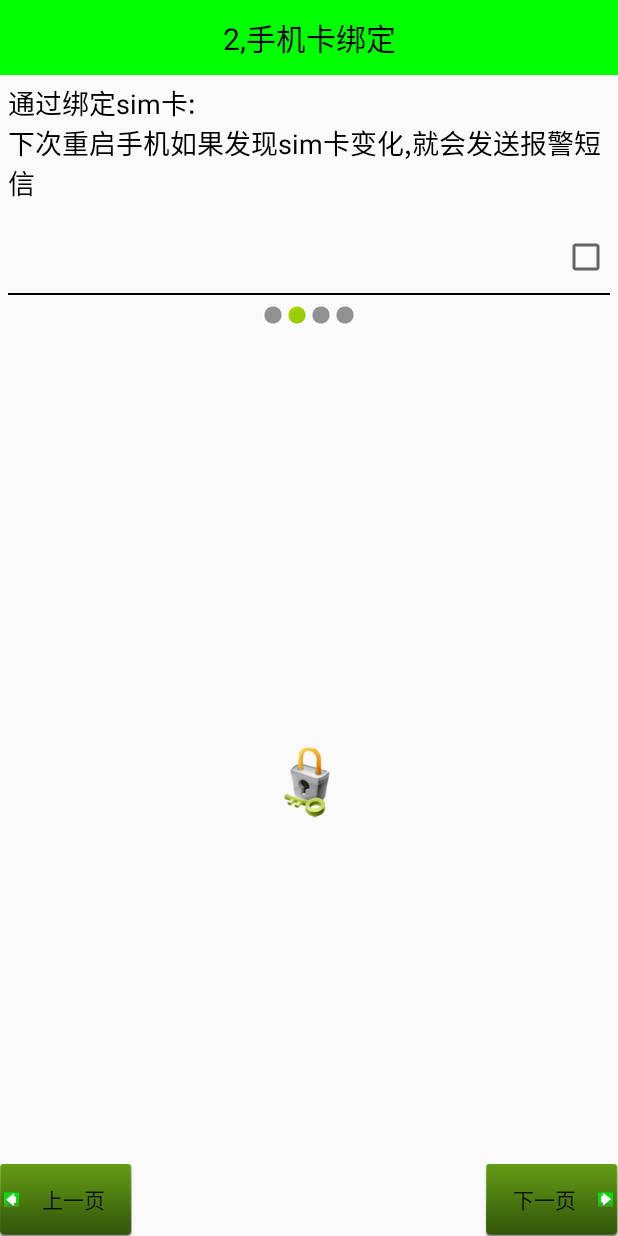
After one commit to skriklgb/MobileSafe, an Android app: the layout activity_setup2.xml on its own in the app's theme, with its tools: preview values and no code run, on a phone screen of 412 x 824 dp. The commit adds this screen. Run offline under Robolectric (Android 15) with nearby library versions, the phone set to English and light mode, and no system bars.

Commit message:
3-9,导航界面2 模块：手机防盗模块 目的：完成导航界面2的布局

```diff
--- a/app/src/main/AndroidManifest.xml
+++ b/app/src/main/AndroidManifest.xml
@@ -22,12 +22,12 @@
         </activity>
         <activity android:name=".activity.SettingActivity">
         </activity>
-        <activity android:name=".activity.TestActivity">
-        </activity>
         <activity android:name=".activity.SetupOverActivity">
         </activity>
         <activity android:name=".activity.Setup1Activity">
         </activity>
+        <activity android:name=".activity.Setup2Activity">
+        </activity>
     </application>
 
 </manifest>
--- a/app/src/main/java/skrik/lgb/mobilesafe/activity/Setup1Activity.java
+++ b/app/src/main/java/skrik/lgb/mobilesafe/activity/Setup1Activity.java
@@ -1,7 +1,9 @@
 package skrik.lgb.mobilesafe.activity;
 
 import android.app.Activity;
+import android.content.Intent;
 import android.os.Bundle;
+import android.view.View;
 
 import skrik.lgb.mobilesafe.R;
 
@@ -11,5 +13,14 @@ public class Setup1Activity extends Activity {
     protected void onCreate(Bundle savedInstanceState) {
         super.onCreate(savedInstanceState);
         setContentView(R.layout.activity_setup1);
-    }
+       }
+
+
+        public void  nextPage(View view){
+            Intent intent = new Intent(getApplicationContext(), Setup2Activity.class);
+            startActivity(intent);
+
+            finish();
+        }
+
 }
--- a/app/src/main/java/skrik/lgb/mobilesafe/activity/TestActivity.java
+++ b/app/src/main/java/skrik/lgb/mobilesafe/activity/Setup2Activity.java
@@ -5,11 +5,11 @@ import android.os.Bundle;
 
 import skrik.lgb.mobilesafe.R;
 
-public class TestActivity extends Activity {
+public class Setup2Activity extends Activity {
 
     @Override
     protected void onCreate(Bundle savedInstanceState) {
         super.onCreate(savedInstanceState);
-        setContentView(R.layout.activity_test);
+        setContentView(R.layout.activity_setup2);
     }
 }
--- a/app/src/main/res/layout/activity_setup1.xml
+++ b/app/src/main/res/layout/activity_setup1.xml
@@ -84,12 +84,6 @@
                android:background="@drawable/setup1"/>
         <!-- 图片选择器,在选中和未选中的过程中,切换展示图片 -->
            <Button
-               android:layout_width="wrap_content"
-               android:layout_height="wrap_content"
-               android:text="下一页"
-               android:drawableRight="@drawable/next"
-               android:layout_alignParentBottom="true"
-               android:layout_alignParentRight="true"
-               android:background="@drawable/selector_next_btn_bg"/>
+               style="@style/nextBtn"/>
        </RelativeLayout>
 </LinearLayout>
--- /dev/null
+++ b/app/src/main/res/layout/activity_setup2.xml
@@ -0,0 +1,73 @@
+<?xml version="1.0" encoding="utf-8"?>
+<LinearLayout
+    xmlns:android="http://schemas.android.com/apk/res/android"
+    xmlns:tools="http://schemas.android.com/tools"
+    android:layout_width="match_parent"
+    android:layout_height="match_parent"
+    android:orientation="vertical"
+    tools:context="skrik.lgb.mobilesafe.activity.Setup2Activity">
+
+    <TextView
+        style="@style/TitleStyle"
+        android:text="2,手机卡绑定"/>
+
+    <TextView
+        android:layout_width="wrap_content"
+        android:layout_height="wrap_content"
+        android:text="通过绑定sim卡:\n下次重启手机如果发现sim卡变化,就会发送报警短信"
+        android:textSize="18sp"
+        android:textColor="@color/black"
+        android:layout_margin="5dp"/>
+
+    <!-- 自定义组合控件 -->
+    <skrik.lgb.mobilesafe.view.SettingItemView
+        xmlns:mobilesafe="http://schemas.android.com/apk/res/skrik.lgb.mobilesafe"
+        android:id="@+id/siv_sim_bunnd"
+        android:layout_width="match_parent"
+        android:layout_height="wrap_content"
+        mobilesafe:destitle = "点击绑定sim卡"
+        mobilesafe:deson = "sim卡已绑定"
+        mobilesafe:desoff = "sim卡未绑定">
+    </skrik.lgb.mobilesafe.view.SettingItemView>
+
+
+    <!-- 让内部点的控件水平居中 -->
+    <LinearLayout
+        android:gravity="center_horizontal"
+        android:layout_width="match_parent"
+        android:layout_height="wrap_content">
+
+        <ImageView
+            android:background="@android:drawable/presence_invisible"
+            android:layout_width="wrap_content"
+            android:layout_height="wrap_content"/>
+        <ImageView
+            android:background="@android:drawable/presence_online"
+            android:layout_width="wrap_content"
+            android:layout_height="wrap_content"/>
+        <ImageView
+            android:background="@android:drawable/presence_invisible"
+            android:layout_width="wrap_content"
+            android:layout_height="wrap_content"/>
+        <ImageView
+            android:background="@android:drawable/presence_invisible"
+            android:layout_width="wrap_content"
+            android:layout_height="wrap_content"/>
+    </LinearLayout>
+    <RelativeLayout
+        android:layout_width="match_parent"
+        android:layout_height="match_parent">
+
+        <ImageView
+            android:layout_centerInParent="true"
+            android:layout_width="wrap_content"
+            android:layout_height="wrap_content"
+            android:background="@drawable/bind"/>
+        <!-- 图片选择器,在选中和未选中的过程中,切换展示图片 -->
+        <Button
+            style="@style/preBtn"/>
+        <Button
+            style="@style/nextBtn"/>
+    </RelativeLayout>
+
+</LinearLayout>
--- a/app/src/main/res/layout/activity_test.xml
+++ /dev/null
@@ -1,18 +0,0 @@
-<?xml version="1.0" encoding="utf-8"?>
-<RelativeLayout
-    xmlns:android="http://schemas.android.com/apk/res/android"
-    xmlns:tools="http://schemas.android.com/tools"
-    android:layout_width="match_parent"
-    android:layout_height="match_parent"
-    android:paddingBottom="@dimen/activity_vertical_margin"
-    android:paddingLeft="@dimen/activity_horizontal_margin"
-    android:paddingRight="@dimen/activity_horizontal_margin"
-    android:paddingTop="@dimen/activity_vertical_margin"
-    tools:context="skrik.lgb.mobilesafe.activity.TestActivity">
-
-    <TextView
-        android:layout_width="wrap_content"
-        android:layout_height="wrap_content"
-        android:text="欢迎来到测试界面"/>
-
-</RelativeLayout>
--- a/app/src/main/res/values/styles.xml
+++ b/app/src/main/res/values/styles.xml
@@ -22,4 +22,26 @@
         <item name="android:textSize">20sp</item>
 
     </style>
+
+    <style name="nextBtn">
+        <item name="android:layout_width">wrap_content</item>
+        <item name="android:layout_height">wrap_content</item>
+        <item name="android:background">@drawable/selector_next_btn_bg</item>
+        <item name="android:onClick">nextPage</item>
+        <item name="android:text">下一页</item>
+        <item name="android:drawableRight">@drawable/next</item>
+        <item name="android:layout_alignParentBottom">true</item>
+        <item name="android:layout_alignParentRight">true</item>
+    </style>
+
+    <style name="preBtn">
+        <item name="android:layout_width">wrap_content</item>
+        <item name="android:layout_height">wrap_content</item>
+        <item name="android:background">@drawable/selector_next_btn_bg</item>
+        <item name="android:onClick">prePage</item>
+        <item name="android:text">上一页</item>
+        <item name="android:drawableLeft">@drawable/previous</item>
+        <item name="android:layout_alignParentBottom">true</item>
+        <item name="android:layout_alignParentLeft">true</item>
+    </style>
 </resources>
```
Also changed, not shown: app/src/main/res/drawable-xhdpi/bind.png (added), app/src/main/res/drawable-xhdpi/previous.png (added).
